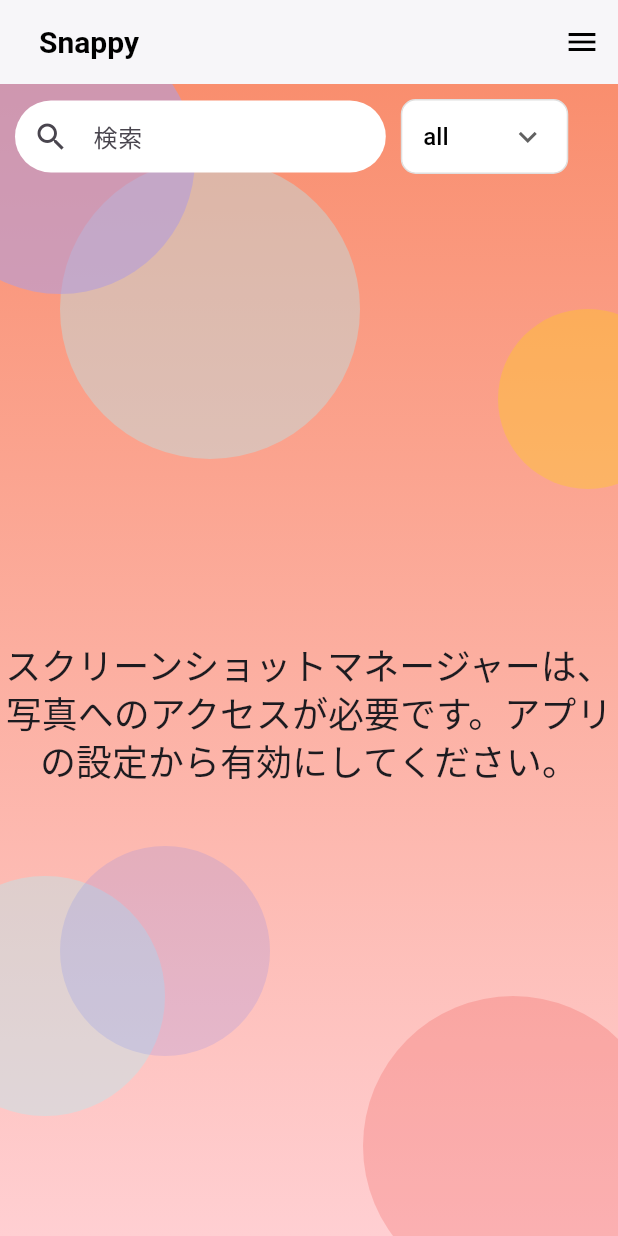
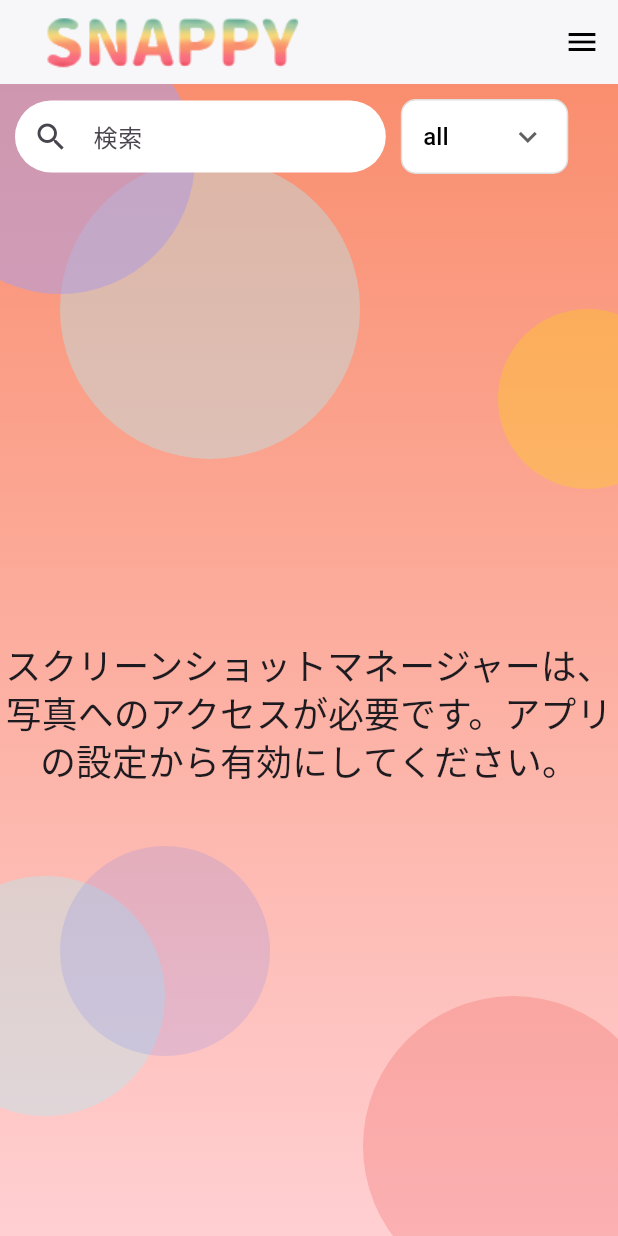
Before and after one commit to suke-0612/SNAPPY, a Flutter app: the screen it shows after launch, on a phone screen of 412 x 824 dp. Run offline on Flutter 3.47's test engine with Material 3 defaults, Android fonts, the phone set to English and light mode, and no system bars; our stand-ins replace isar; missing offline and left inert: photo_manager; accounts and stored records are empty; generated files the repository leaves out were written again.

Commit message:
fix: icon_image

```diff
--- a/lib/components/header.dart
+++ b/lib/components/header.dart
@@ -16,12 +16,9 @@ class Header extends StatelessWidget implements PreferredSizeWidget {
         child: Row(
           mainAxisAlignment: MainAxisAlignment.spaceBetween,
           children: [
-            Text(
-              'Snappy',
-              style: TextStyle(
-                fontWeight: FontWeight.bold,
-                fontSize: 20,
-              ),
+            Image(
+              image: AssetImage('assets/images/snappy_logo.png'),
+              height: kToolbarHeight,
             ),
           ],
         ),
```
Also changed, not shown: pubspec.yaml (+16 -3 lines), assets/images/snappy_logo.png (added), assets/launcher_icon/snappy_android_icon.png (added), assets/launcher_icon/snappy_iphone_icon.png (added), pubspec.lock, 37 other files.
